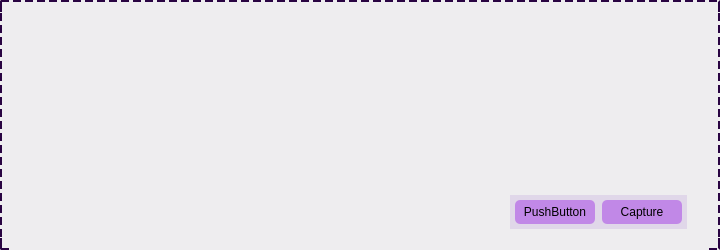
This is src/gui/screenCapture copy.ui in VxyX/OcrJpKanjiLearning as Qt 5 draws it before an edit. The edited form follows.
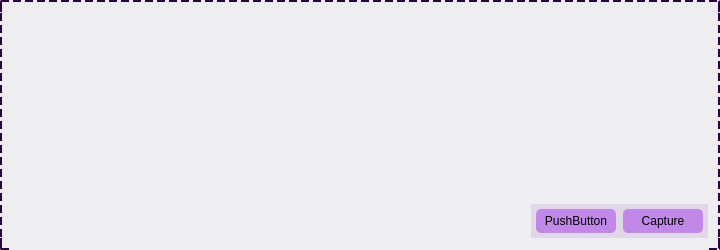
This is the edited form.

Patch:
```diff
--- a/src/gui/screenCapture copy.ui
+++ b/src/gui/screenCapture copy.ui
@@ -258,6 +258,21 @@
                 </sizepolicy>
                </property>
                <layout class="QHBoxLayout" name="horizontalLayout">
+                <property name="spacing">
+                 <number>0</number>
+                </property>
+                <property name="leftMargin">
+                 <number>0</number>
+                </property>
+                <property name="topMargin">
+                 <number>0</number>
+                </property>
+                <property name="rightMargin">
+                 <number>0</number>
+                </property>
+                <property name="bottomMargin">
+                 <number>0</number>
+                </property>
                 <item alignment="Qt::AlignRight">
                  <widget class="QWidget" name="buttonwidget" native="true">
                   <property name="sizePolicy">
@@ -314,33 +329,6 @@
          </layout>
         </widget>
        </item>
-       <item>
-        <widget class="QWidget" name="widget_6" native="true">
-         <property name="minimumSize">
-          <size>
-           <width>12</width>
-           <height>0</height>
-          </size>
-         </property>
-         <layout class="QVBoxLayout" name="verticalLayout_2">
-          <property name="spacing">
-           <number>0</number>
-          </property>
-          <property name="leftMargin">
-           <number>0</number>
-          </property>
-          <property name="topMargin">
-           <number>0</number>
-          </property>
-          <property name="rightMargin">
-           <number>0</number>
-          </property>
-          <property name="bottomMargin">
-           <number>0</number>
-          </property>
-         </layout>
-        </widget>
-       </item>
       </layout>
      </widget>
     </item>
```
Left out of the diff: 30 changed lines with no effect on the pictures.
